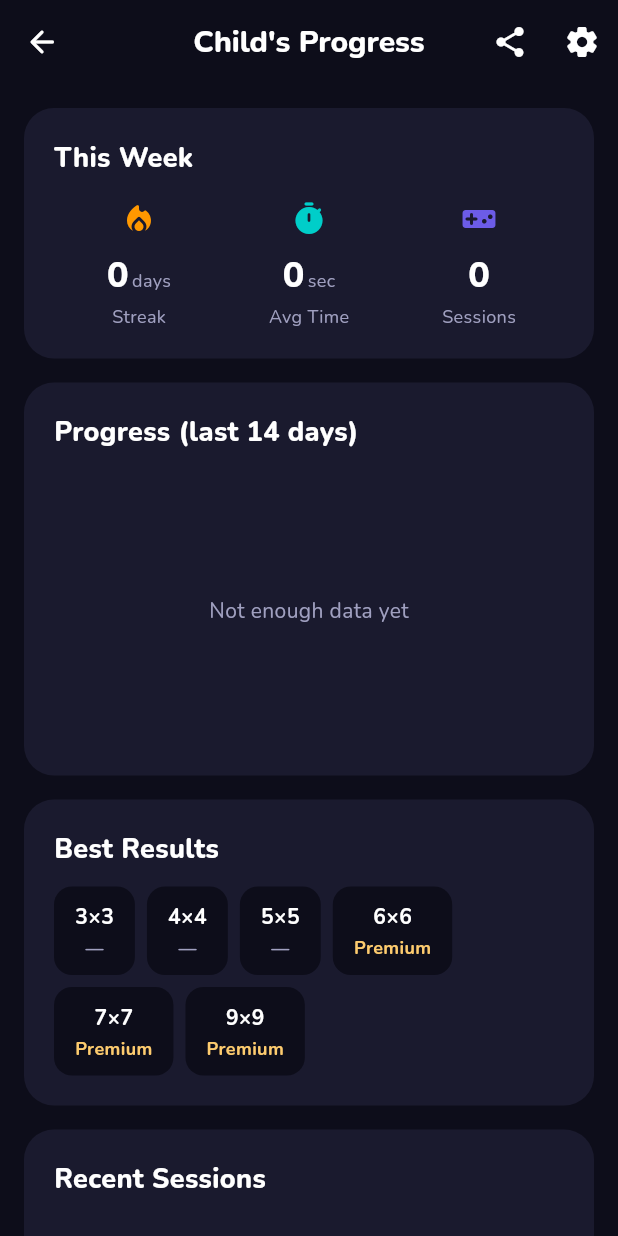
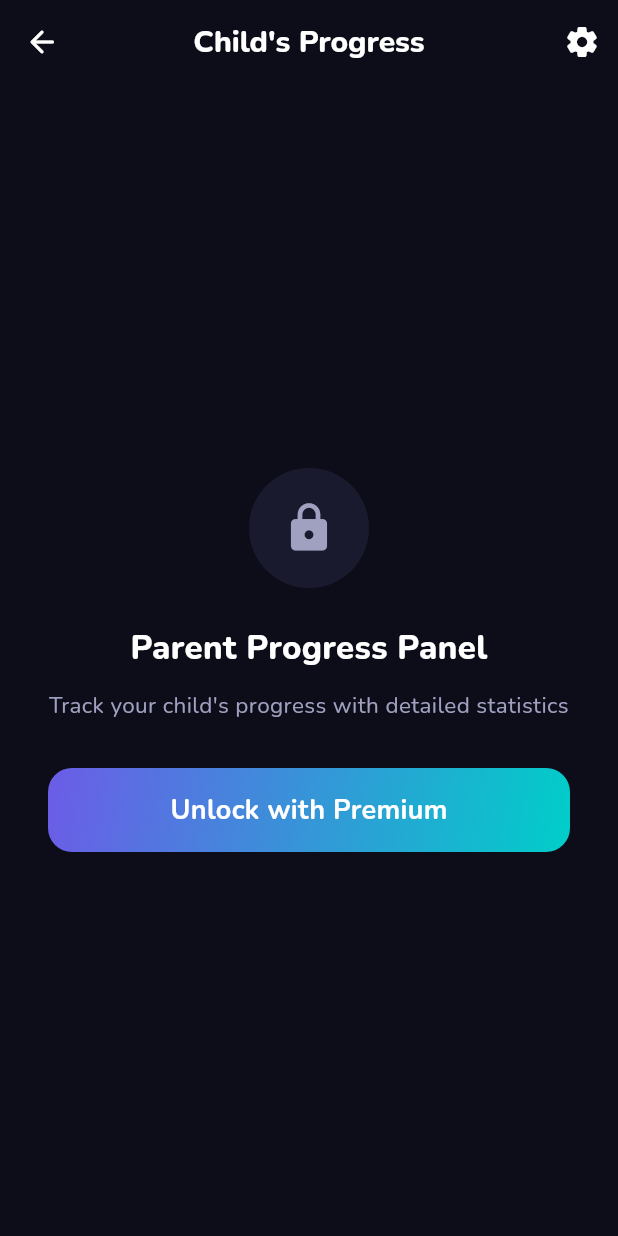
Before and after one commit to toffguy77/brainy, a Flutter app: the ParentDashboardScreen screen opened by its route, on a phone screen of 412 x 824 dp. Run offline on Flutter 3.47's test engine with Material 3 defaults, Android fonts, the phone set to English and light mode, and no system bars; our stand-ins replace audioplayers, confetti, firebase_analytics, firebase_core, firebase_crashlytics, fl_chart and 10 more; missing offline and left inert: games_services, purchases_flutter, purchases_ui_flutter; accounts and stored records are empty; statements that could not run were skipped.

Commit message:
feat: gate parent dashboard behind premium subscription
Co-Authored-By: Claude Opus 4.6 <noreply@anthropic.com>

```diff
--- a/brainy-app/lib/features/parent/screens/parent_dashboard_screen.dart
+++ b/brainy-app/lib/features/parent/screens/parent_dashboard_screen.dart
@@ -23,6 +23,8 @@ class ParentDashboardScreen extends ConsumerWidget {
     final records = ref.watch(recordsProvider);
 
     final isPremium = ref.watch(isPremiumProvider).value ?? false;
+
+    if (!isPremium) return const _PremiumGateScreen();
 
     final now = DateTime.now();
     final weekAgo = now.subtract(const Duration(days: 7));
@@ -580,3 +582,110 @@ class _SessionRow extends StatelessWidget {
     );
   }
 }
+
+class _PremiumGateScreen extends StatelessWidget {
+  const _PremiumGateScreen();
+
+  @override
+  Widget build(BuildContext context) {
+    final l10n = AppLocalizations.of(context)!;
+
+    return Scaffold(
+      backgroundColor: AppColors.background,
+      appBar: AppBar(
+        backgroundColor: AppColors.background,
+        leading: IconButton(
+          icon: const Icon(Icons.arrow_back_rounded, color: AppColors.textPrimary),
+          onPressed: () => context.go('/home'),
+        ),
+        title: Text(
+          l10n.parentTitle,
+          style: const TextStyle(
+            fontFamily: 'Nunito',
+            fontWeight: FontWeight.w800,
+          ),
+        ),
+        centerTitle: true,
+        actions: [
+          IconButton(
+            icon: const Icon(Icons.settings_rounded, color: AppColors.textPrimary),
+            onPressed: () => context.go('/parent/settings'),
+          ),
+        ],
+      ),
+      body: Center(
+        child: Padding(
+          padding: const EdgeInsets.all(32),
+          child: Column(
+            mainAxisAlignment: MainAxisAlignment.center,
+            children: [
+              Container(
+                width: 80,
+                height: 80,
+                decoration: BoxDecoration(
+                  color: AppColors.surface,
+                  borderRadius: BorderRadius.circular(40),
+                ),
+                child: const Icon(
+                  Icons.lock_rounded,
+                  size: 36,
+                  color: AppColors.textSecondary,
+                ),
+              ),
+              const SizedBox(height: 24),
+              Text(
+                l10n.parentPremiumGateTitle,
+                style: const TextStyle(
+                  fontFamily: 'Nunito',
+                  fontSize: 22,
+                  fontWeight: FontWeight.w800,
+                  color: AppColors.textPrimary,
+                ),
+                textAlign: TextAlign.center,
+              ),
+              const SizedBox(height: 12),
+              Text(
+                l10n.parentPremiumGateSubtitle,
+                style: const TextStyle(
+                  fontFamily: 'Nunito',
+                  fontSize: 15,
+                  color: AppColors.textSecondary,
+                ),
+                textAlign: TextAlign.center,
+              ),
+              const SizedBox(height: 32),
+              SizedBox(
+                width: double.infinity,
+                height: 56,
+                child: DecoratedBox(
+                  decoration: BoxDecoration(
+                    gradient: AppColors.primaryGradient,
+                    borderRadius: BorderRadius.circular(16),
+                  ),
+                  child: Material(
+                    color: Colors.transparent,
+                    child: InkWell(
+                      borderRadius: BorderRadius.circular(16),
+                      onTap: () => context.go('/paywall'),
+                      child: Center(
+                        child: Text(
+                          l10n.parentPremiumGateUnlock,
+                          style: const TextStyle(
+                            fontFamily: 'Nunito',
+                            fontSize: 18,
+                            fontWeight: FontWeight.w700,
+                            color: AppColors.textPrimary,
+                          ),
+                        ),
+                      ),
+                    ),
+                  ),
+                ),
+              ),
+            ],
+          ),
+        ),
+      ),
+    );
+  }
+}
```
